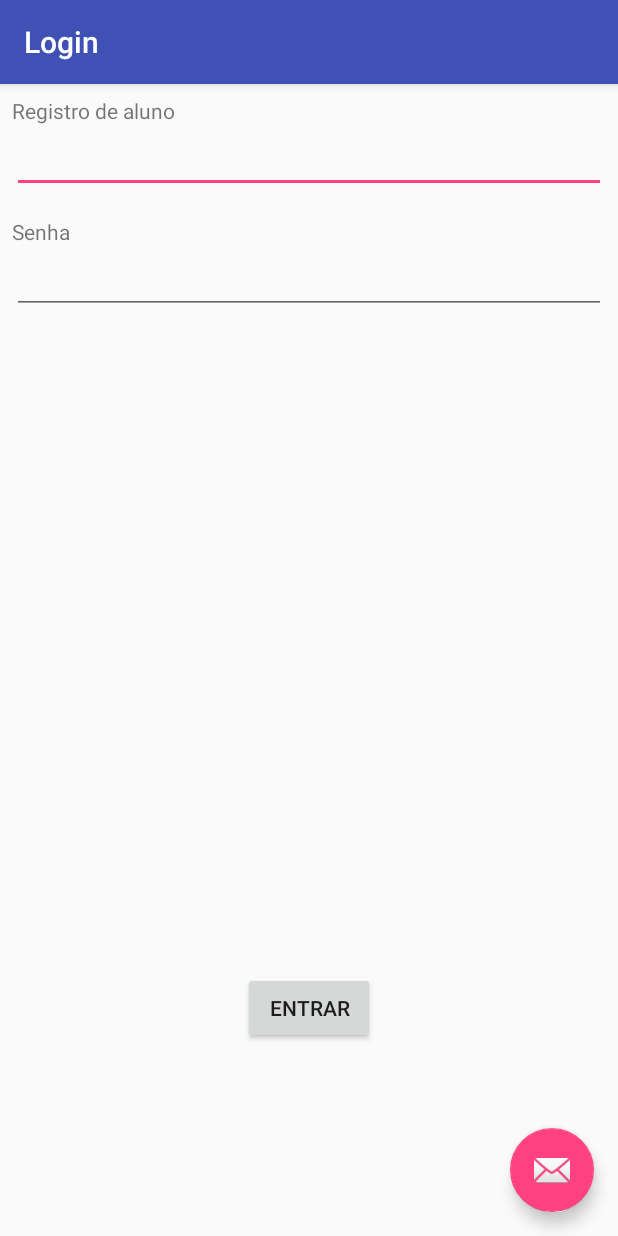
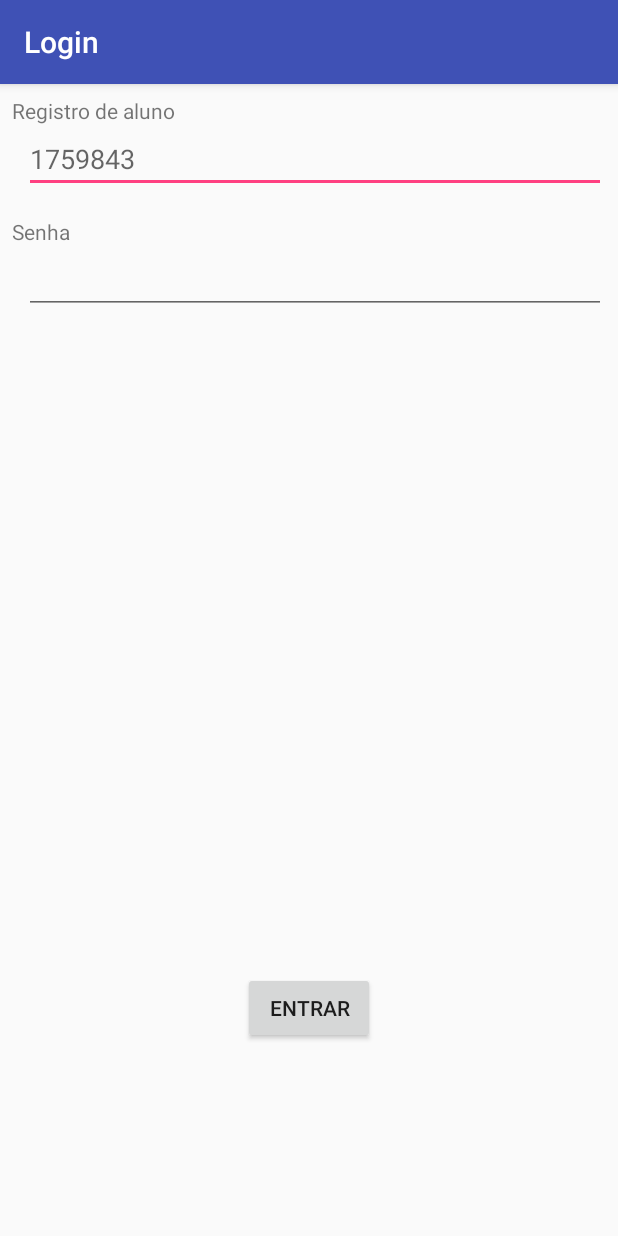
Before and after one commit to MatheusBigarelli/Cartunator, an Android app: the screen it shows after launch (LoginActivity), after a tap on "ENTRAR", on a phone screen of 412 x 824 dp. Run offline under Robolectric (Android 15) with nearby library versions, the phone set to English and light mode, and no system bars; 1 statement that could not run was skipped.

Commit message:
Cartunator

```diff
--- a/app/src/main/AndroidManifest.xml
+++ b/app/src/main/AndroidManifest.xml
@@ -30,10 +30,6 @@
             android:label="@string/title_activity_login"
             android:theme="@style/AppTheme.NoActionBar" />
         <activity
-            android:name=".SignUpActivity"
-            android:label="@string/title_activity_sign_up"
-            android:theme="@style/AppTheme.NoActionBar" />
-        <activity
             android:name=".RechargeActivity"
             android:label="@string/title_activity_recharge"
             android:theme="@style/AppTheme.NoActionBar"></activity>
--- a/app/src/main/java/internet/HttpGetData.java
+++ b/app/src/main/java/internet/HttpGetData.java
@@ -12,8 +12,8 @@ import user.User;
 public class HttpGetData {
     private StringBuilder query = new StringBuilder();
     private String[] services = {
-        "http://192.168.1.103:80/apps/Cartunator/check-credentials.php?ra=",
-        "http://192.168.1.103:80/apps/Cartunator/get-user-info.php?ra="
+        "http://192.168.43.46:80/apps/Cartunator/check-credentials.php?ra=",
+        "http://192.168.43.46:80/apps/Cartunator/get-user-info.php?ra="
     };
     private int requiredService;
     public static int CHECK_CREDENTIALS = 0;
--- a/app/src/main/java/internet/HttpSaveData.java
+++ b/app/src/main/java/internet/HttpSaveData.java
@@ -3,7 +3,6 @@ package internet;
 import java.net.MalformedURLException;
 import java.net.URL;
 
-import oslek.cartunator.RechargeActivity;
 
 /**
  * Created by Matheus on 11/25/17.
@@ -17,7 +16,7 @@ public class HttpSaveData{
     private String output;
     private String[] services = {
             "http://192.168.43.178:6969/arduino/savedata.php?flag=1&",
-            "http://192.168.1.103:80/apps/Cartunator/update-user-credit.php?ra="
+            "http://10.10.36.103:80/apps/Cartunator/update-user-credit.php?ra="
     };
     private int requiredService;
     public static int SAVE_LEO = 0;
--- a/app/src/main/java/oslek/cartunator/LoginActivity.java
+++ b/app/src/main/java/oslek/cartunator/LoginActivity.java
@@ -29,15 +29,6 @@ public class LoginActivity extends AppCompatActivity {
         Toolbar toolbar = (Toolbar) findViewById(R.id.toolbar);
         setSupportActionBar(toolbar);
 
-        FloatingActionButton fab = (FloatingActionButton) findViewById(R.id.fab);
-        fab.setOnClickListener(new View.OnClickListener() {
-            @Override
-            public void onClick(View view) {
-                Snackbar.make(view, "Replace with your own action", Snackbar.LENGTH_LONG)
-                        .setAction("Action", null).show();
-            }
-        });
-
 
         signInButton = (Button) findViewById(R.id.buttonLogin);
 
@@ -50,7 +41,6 @@ public class LoginActivity extends AppCompatActivity {
     public void signIn(View view) {
         getUserDataFromEdits();
 
-//        httpAuthentication.setUser(user);
 
         if (authenticateUser() == true) {
             setUserMain();
@@ -78,6 +68,7 @@ public class LoginActivity extends AppCompatActivity {
     }
 
     public boolean authenticateUser() {
+
         LoginAuth loginAuth = new LoginAuth(user.ra, user.password);
 
         if (loginAuth.credentialsAreOk()) {
--- a/app/src/main/java/oslek/cartunator/MainActivity.java
+++ b/app/src/main/java/oslek/cartunator/MainActivity.java
@@ -2,23 +2,19 @@ package oslek.cartunator;
 
 import android.content.Intent;
 import android.os.Bundle;
-import android.support.design.widget.FloatingActionButton;
-import android.support.design.widget.Snackbar;
 import android.support.v7.app.AppCompatActivity;
 import android.support.v7.widget.Toolbar;
 import android.view.View;
 import android.view.Menu;
 import android.view.MenuItem;
-import android.widget.EditText;
 import android.widget.TextView;
-import android.widget.Toast;
 
 import user.User;
 
 public class MainActivity extends AppCompatActivity {
 
     private TextView textHello;
-    private TextView textCredit;
+//    private TextView textCredit;
     public User user = new User();
     public static MainActivity context;
 
@@ -30,20 +26,11 @@ public class MainActivity extends AppCompatActivity {
         Toolbar toolbar = (Toolbar) findViewById(R.id.toolbar);
         setSupportActionBar(toolbar);
 
-        FloatingActionButton fab = (FloatingActionButton) findViewById(R.id.fab);
-        fab.setOnClickListener(new View.OnClickListener() {
-            @Override
-            public void onClick(View view) {
-                Snackbar.make(view, "Replace with your own action", Snackbar.LENGTH_LONG)
-                        .setAction("Action", null).show();
-            }
-        });
-
         context = this;
 
 
         textHello = (TextView) findViewById(R.id.textHello);
-        textCredit = (TextView) findViewById(R.id.textCredit);
+//        textCredit = (TextView) findViewById(R.id.textCredit);
 
         login();
     }
@@ -86,10 +73,9 @@ public class MainActivity extends AppCompatActivity {
             user.ra = currentUser.ra;
             user.credit = currentUser.credit;
 
-            System.out.println("MainActivity.user.credit: " + user.credit);
-
             textHello.setText(new StringBuilder("Olá ").append(user.name).toString());
-            textCredit.setText(new StringBuilder("Seu saldo é ").append(user.credit).toString());
+            //We use .trim() to take away the end line characters or any white spaces
+//            textCredit.setText(new StringBuilder("Seu saldo é R$").append(user.credit.trim()).append(",00").toString());
         } catch (NullPointerException e) {
         }
     }
--- a/app/src/main/res/layout/activity_login.xml
+++ b/app/src/main/res/layout/activity_login.xml
@@ -22,12 +22,4 @@
 
     <include layout="@layout/content_login" />
 
-    <android.support.design.widget.FloatingActionButton
-        android:id="@+id/fab"
-        android:layout_width="wrap_content"
-        android:layout_height="wrap_content"
-        android:layout_gravity="bottom|end"
-        android:layout_margin="@dimen/fab_margin"
-        app:srcCompat="@android:drawable/ic_dialog_email" />
-
 </android.support.design.widget.CoordinatorLayout>
--- a/app/src/main/res/layout/content_login.xml
+++ b/app/src/main/res/layout/content_login.xml
@@ -24,7 +24,9 @@
         android:id="@+id/editRA"
         android:layout_width="0dp"
         android:layout_height="wrap_content"
+        android:layout_marginStart="8dp"
         android:ems="10"
+        android:hint="@string/hint_ra_login"
         android:inputType="textPersonName"
         app:layout_constraintEnd_toEndOf="@+id/textName"
         app:layout_constraintStart_toStartOf="@+id/textName"
@@ -44,6 +46,7 @@
         android:id="@+id/editPassword"
         android:layout_width="0dp"
         android:layout_height="wrap_content"
+        android:layout_marginStart="8dp"
         android:ems="10"
         android:inputType="textPassword"
         app:layout_constraintEnd_toEndOf="@+id/textPassword"
--- a/app/src/main/res/values/strings.xml
+++ b/app/src/main/res/values/strings.xml
@@ -30,4 +30,5 @@
     <string name="button_recharge_30">R$30,00</string>
     <string name="button_recharge_50">R$50,00</string>
     <string name="button_confirm_recharge">Confirmar</string>
+    <string name="hint_ra_login">1759843</string>
 </resources>
```
Also changed, not shown: app/src/main/java/internet/LoginAuth.java (+0 -38 lines), app/src/main/java/oslek/cartunator/RechargeActivity.java (+11 -15 lines), app/src/main/java/oslek/cartunator/SignUpActivity.java (deleted, +0 -51 lines), app/src/main/res/layout/activity_main.xml (+0 -8 lines), app/src/main/res/layout/activity_recharge.xml (+0 -8 lines), app/src/main/res/layout/activity_sign_up.xml (deleted, +0 -33 lines), app/src/main/res/layout/content_sign_up.xml (deleted, +0 -32 lines).
